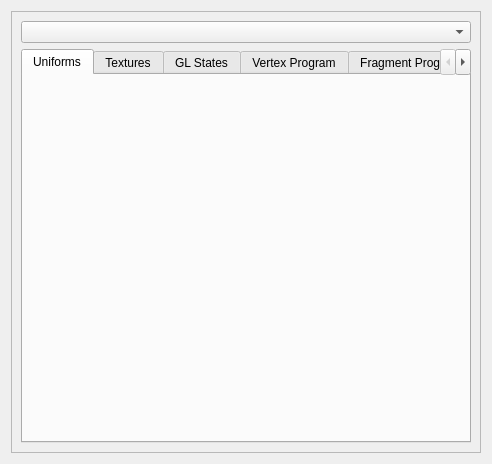
cnr-isti-vclab/meshlab, file src/fgt/render_rfx/rfx_dialog.ui: the form before one commit.
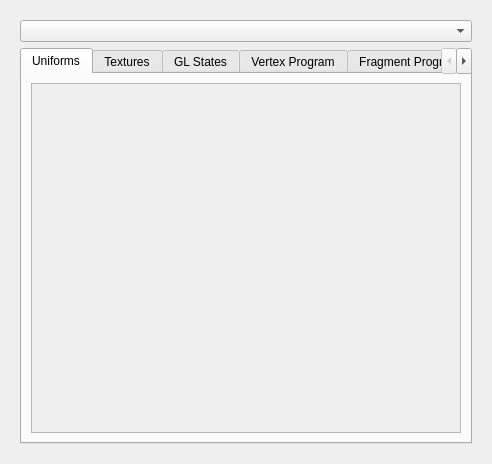
The form after the commit.

Commit message: changed scrollable area from entire dialog to tab contents only

What changed in the file:
```diff
--- a/src/fgt/render_rfx/rfx_dialog.ui
+++ b/src/fgt/render_rfx/rfx_dialog.ui
@@ -14,19 +14,7 @@
   </property>
   <layout class="QGridLayout" name="gridLayout" >
    <item row="0" column="0" >
-    <widget class="QScrollArea" name="RfxDockContents" >
-     <property name="widgetResizable" >
-      <bool>true</bool>
-     </property>
-     <widget class="QWidget" name="scrollAreaWidgetContents" >
-      <property name="geometry" >
-       <rect>
-        <x>0</x>
-        <y>0</y>
-        <width>470</width>
-        <height>442</height>
-       </rect>
-      </property>
+    <widget class="QWidget" native="1" name="RfxDockContents" >
       <layout class="QGridLayout" name="gridLayout_6" >
        <item row="0" column="0" >
         <widget class="QComboBox" name="comboPasses" />
@@ -46,7 +34,26 @@
           <attribute name="title" >
            <string>Uniforms</string>
           </attribute>
-          <layout class="QGridLayout" name="gridLayout_2" />
+         <layout class="QGridLayout" name="gridLayout_2" >
+          <item row="0" column="0" >
+           <widget class="QScrollArea" name="scrollUniforms" >
+            <property name="widgetResizable" >
+             <bool>true</bool>
+            </property>
+            <widget class="QWidget" name="scrollUniformsContents" >
+             <property name="geometry" >
+              <rect>
+               <x>0</x>
+               <y>0</y>
+               <width>430</width>
+               <height>347</height>
+              </rect>
+             </property>
+             <layout class="QGridLayout" name="gridLayout_12" />
+            </widget>
+           </widget>
+          </item>
+         </layout>
          </widget>
          <widget class="QWidget" name="tabTextures" >
           <attribute name="title" >
@@ -230,7 +237,6 @@
         </widget>
        </item>
       </layout>
-     </widget>
     </widget>
    </item>
   </layout>
```
Lines whose indentation alone changed are shown as unchanged. The commit also changes 1 other file.
